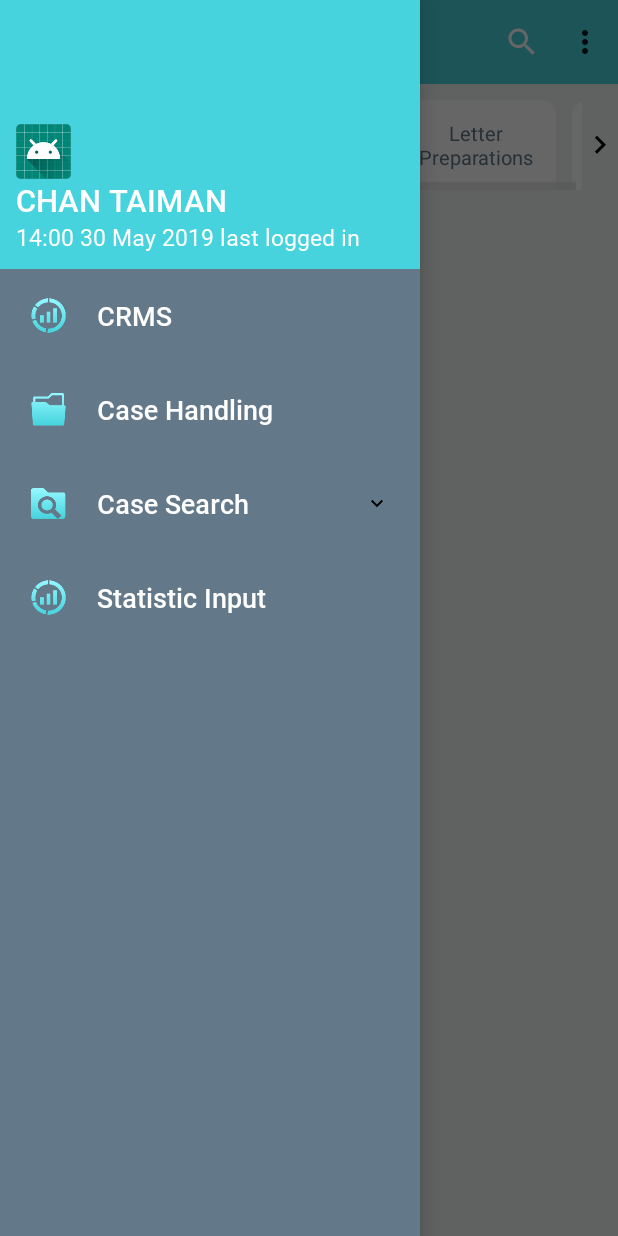
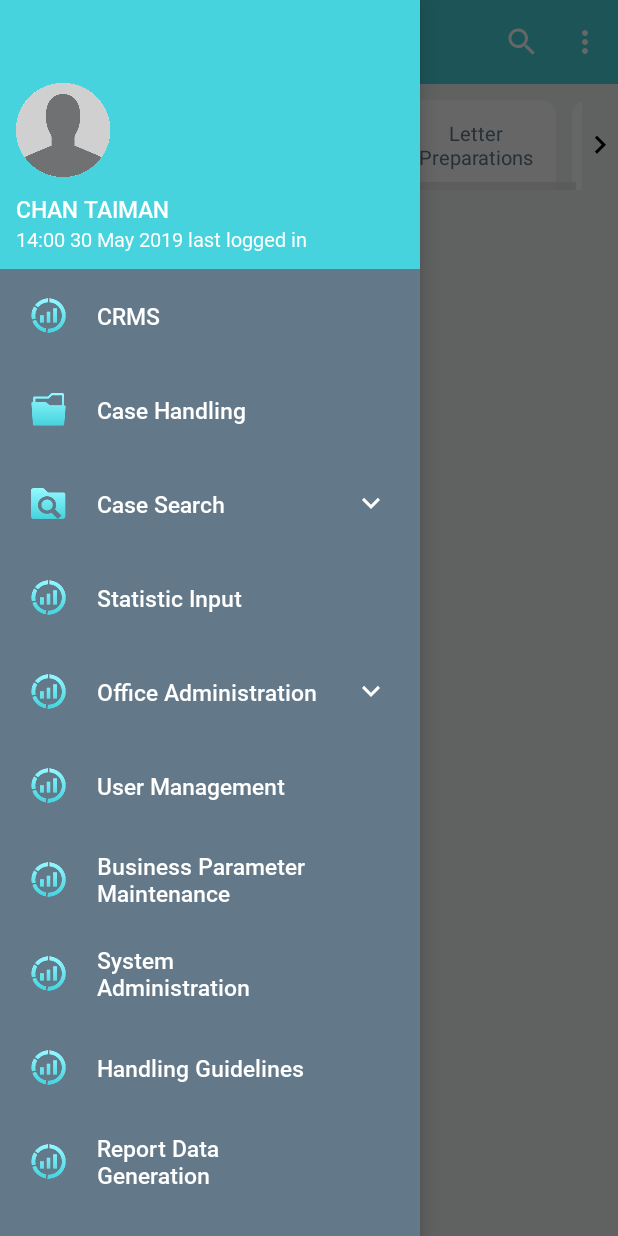
Before and after one commit to anggarisky/CRMSBetak, an Android app: the screen it shows after launch (CaseHandlingActivity), with the side drawer open, on a phone screen of 412 x 824 dp. Run offline under Robolectric (Android 15) with nearby library versions, the phone set to English and light mode, and no system bars; our stand-ins replace sdp/ssp sizes; libraries missing offline, so code that uses them is left out: net.cachapa.expandablelayout; plain views replace ExpandableLayout; 5 statements that could not run were skipped.

Commit message:
add default user resource

```diff
--- a/app/src/main/java/com/example/crmsbeta/CaseHandlingActivity.java
+++ b/app/src/main/java/com/example/crmsbeta/CaseHandlingActivity.java
@@ -1,6 +1,7 @@
 package com.example.crmsbeta;
 
 import android.content.Context;
+import android.graphics.Color;
 import android.os.Bundle;
 import android.view.LayoutInflater;
 import android.view.Menu;
@@ -73,6 +74,7 @@ public class CaseHandlingActivity extends AppCompatActivity implements Selectabl
         toggle = new ActionBarDrawerToggle(
                 this, drawerLayout, toolbar, R.string.navigation_drawer_open, R.string.navigation_drawer_close
         );
+        toggle.getDrawerArrowDrawable().setColor(Color.WHITE);
         drawerLayout.addDrawerListener(toggle);
         toggle.syncState();
 
@@ -190,6 +192,9 @@ public class CaseHandlingActivity extends AppCompatActivity implements Selectabl
         menuChildrenCaseSearch.add("Advanced Search");
         menuChildrenCaseSearch.add("Search Results");
 
+        List<String> menuChildrenOfficeAdmin = new ArrayList<>();
+        menuChildrenOfficeAdmin.add("Maintain Office Code");
+
         menuModels.add(new SelectableMenuModel(new MenuModel("CRMS", emptyList,
                 R.drawable.icon_statistic_input, R.drawable.icon_statistic_input), false));
         menuModels.add(new SelectableMenuModel(new MenuModel("Case Handling", emptyList,
@@ -197,6 +202,23 @@ public class CaseHandlingActivity extends AppCompatActivity implements Selectabl
         menuModels.add(new SelectableMenuModel(new MenuModel("Case Search", menuChildrenCaseSearch,
                 R.drawable.icon_statistic_input, R.drawable.icon_case_search), false));
         menuModels.add(new SelectableMenuModel(new MenuModel("Statistic Input", emptyList,
+                R.drawable.icon_statistic_input, R.drawable.icon_statistic_input), false));
+        menuModels.add(new SelectableMenuModel(new MenuModel("Office Administration", menuChildrenOfficeAdmin,
+                R.drawable.icon_statistic_input, R.drawable.icon_statistic_input), false));
+        menuModels.add(new SelectableMenuModel(new MenuModel("User Management", emptyList,
+                R.drawable.icon_statistic_input, R.drawable.icon_statistic_input), false));
+        menuModels.add(new SelectableMenuModel(new MenuModel("Business Parameter \n" +
+                "Maintenance", emptyList,
+                R.drawable.icon_statistic_input, R.drawable.icon_statistic_input), false));
+        menuModels.add(new SelectableMenuModel(new MenuModel("System \n" +
+                "Administration", emptyList,
+                R.drawable.icon_statistic_input, R.drawable.icon_statistic_input), false));
+        menuModels.add(new SelectableMenuModel(new MenuModel("Handling Guidelines", emptyList,
+                R.drawable.icon_statistic_input, R.drawable.icon_statistic_input), false));
+        menuModels.add(new SelectableMenuModel(new MenuModel("Report Data \n" +
+                "Generation", emptyList,
+                R.drawable.icon_statistic_input, R.drawable.icon_statistic_input), false));
+        menuModels.add(new SelectableMenuModel(new MenuModel("Feedback Corner", emptyList,
                 R.drawable.icon_statistic_input, R.drawable.icon_statistic_input), false));
 
         rvMenuAdapter = new MenuNavAdapter(menuModels, this);
--- a/app/src/main/res/drawable/arrow_down_expandable.xml
+++ b/app/src/main/res/drawable/arrow_down_expandable.xml
@@ -1,4 +1,9 @@
-<vector android:height="16dp" android:viewportHeight="24.0"
-    android:viewportWidth="24.0" android:width="16dp" xmlns:android="http://schemas.android.com/apk/res/android">
-    <path android:fillColor="#FF000000" android:pathData="M7.41,7.84L12,12.42l4.59,-4.58L18,9.25l-6,6 -6,-6z"/>
+<vector xmlns:android="http://schemas.android.com/apk/res/android"
+    android:width="16dp"
+    android:height="16dp"
+    android:viewportWidth="24.0"
+    android:viewportHeight="24.0">
+    <path
+        android:fillColor="#FF000000"
+        android:pathData="M7.41,7.84L12,12.42l4.59,-4.58L18,9.25l-6,6 -6,-6z" />
 </vector>
--- /dev/null
+++ b/app/src/main/res/drawable/ic_keyboard_arrow_down_white_16dp.xml
@@ -0,0 +1,5 @@
+<vector android:height="16dp" android:tint="#FFFFFF"
+    android:viewportHeight="24.0" android:viewportWidth="24.0"
+    android:width="16dp" xmlns:android="http://schemas.android.com/apk/res/android">
+    <path android:fillColor="#FF000000" android:pathData="M7.41,7.84L12,12.42l4.59,-4.58L18,9.25l-6,6 -6,-6z"/>
+</vector>
--- /dev/null
+++ b/app/src/main/res/drawable/ic_keyboard_arrow_up_white_16dp.xml
@@ -0,0 +1,5 @@
+<vector android:height="16dp" android:tint="#FFFFFF"
+    android:viewportHeight="24.0" android:viewportWidth="24.0"
+    android:width="16dp" xmlns:android="http://schemas.android.com/apk/res/android">
+    <path android:fillColor="#FF000000" android:pathData="M7.41,15.41L12,10.83l4.59,4.58L18,14l-6,-6 -6,6z"/>
+</vector>
--- a/app/src/main/res/layout/layout_menu_item.xml
+++ b/app/src/main/res/layout/layout_menu_item.xml
@@ -38,7 +38,7 @@
             android:layout_toRightOf="@id/imgIconMenu"
             android:fontFamily="@font/roboto_medium"
             android:textColor="@color/white"
-            android:textSize="@dimen/_14ssp"
+            android:textSize="@dimen/_12ssp"
             tools:text="CRMS" />
 
         <ImageView
@@ -48,7 +48,7 @@
             android:layout_alignParentRight="true"
             android:layout_centerVertical="true"
             android:layout_marginRight="@dimen/_16sdp"
-            android:src="@drawable/arrow_down_expandable"
+            android:src="@drawable/ic_keyboard_arrow_down_white_12dp"
             android:visibility="gone" />
 
         <net.cachapa.expandablelayout.ExpandableLayout
--- a/app/src/main/res/layout/nav_header_main.xml
+++ b/app/src/main/res/layout/nav_header_main.xml
@@ -12,9 +12,10 @@
 
     <ImageView
         android:id="@+id/imageView"
-        android:layout_width="@dimen/_28sdp"
-        android:layout_height="@dimen/_28sdp"
-        app:srcCompat="@mipmap/ic_launcher_round" />
+        android:layout_width="@dimen/_48sdp"
+        android:layout_height="@dimen/_48sdp"
+        android:layout_marginBottom="@dimen/_8sdp"
+        app:srcCompat="@drawable/default_user" />
 
     <TextView
         android:layout_width="match_parent"
@@ -22,7 +23,7 @@
         android:fontFamily="@font/roboto_medium"
         android:text="CHAN TAIMAN"
         android:textColor="@color/white"
-        android:textSize="@dimen/_16ssp" />
+        android:textSize="@dimen/_12ssp" />
 
     <TextView
         android:id="@+id/textView"
@@ -31,6 +32,6 @@
         android:fontFamily="@font/roboto"
         android:text="14:00 30 May 2019 last logged in"
         android:textColor="@color/white"
-        android:textSize="@dimen/_12ssp" />
+        android:textSize="@dimen/_10ssp" />
 
 </LinearLayout>
--- a/app/src/main/res/values/styles.xml
+++ b/app/src/main/res/values/styles.xml
@@ -6,7 +6,11 @@
         <item name="colorPrimary">@color/colorPrimary</item>
         <item name="colorPrimaryDark">@color/colorPrimaryDark</item>
         <item name="colorAccent">@color/colorAccent</item>
+        <item name="actionOverflowButtonStyle">@style/MyOverflowButtonStyle</item>
     </style>
 
+    <style name="MyOverflowButtonStyle" parent="Widget.AppCompat.ActionButton.Overflow">
+        <item name="android:tint">@color/white</item>
+    </style>
 
 </resources>
```
Also changed, not shown: app/src/main/res/drawable/default_user.png (added).
